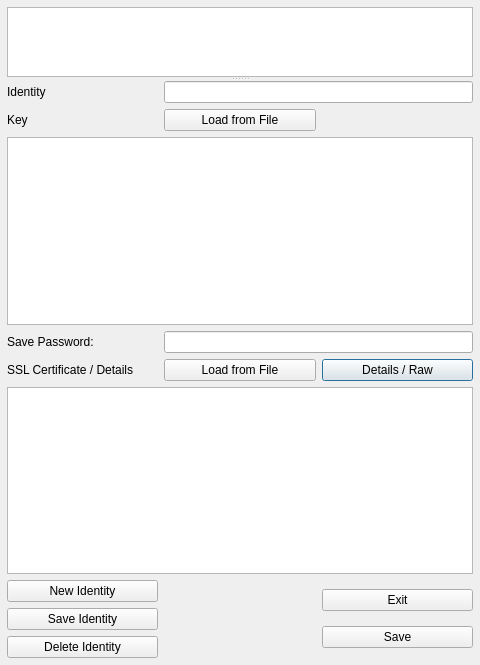
The window that ui/cert-store.ui (berndhs/egalite) describes before a commit, drawn with Qt 5.
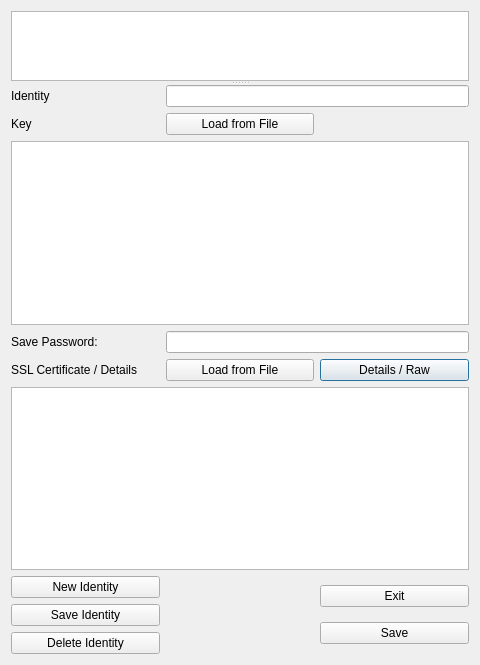
The same window after the commit. Icons and pictures are not drawn.

Commit message: resizable layout

Patch:
```diff
--- a/ui/cert-store.ui
+++ b/ui/cert-store.ui
@@ -17,15 +17,9 @@
    <iconset resource="../dchat.qrc">
     <normaloff>:/dchatlogo.png</normaloff>:/dchatlogo.png</iconset>
   </property>
+  <layout class="QGridLayout" name="gridLayout_2">
+   <item row="0" column="0">
   <widget class="QSplitter" name="splitter">
-   <property name="geometry">
-    <rect>
-     <x>7</x>
-     <y>7</y>
-     <width>466</width>
-     <height>651</height>
-    </rect>
-   </property>
    <property name="orientation">
     <enum>Qt::Vertical</enum>
    </property>
@@ -171,6 +165,8 @@
     </layout>
    </widget>
   </widget>
+   </item>
+  </layout>
  </widget>
  <resources>
   <include location="../dchat.qrc"/>
```
Lines whose indentation alone changed are shown as unchanged.
